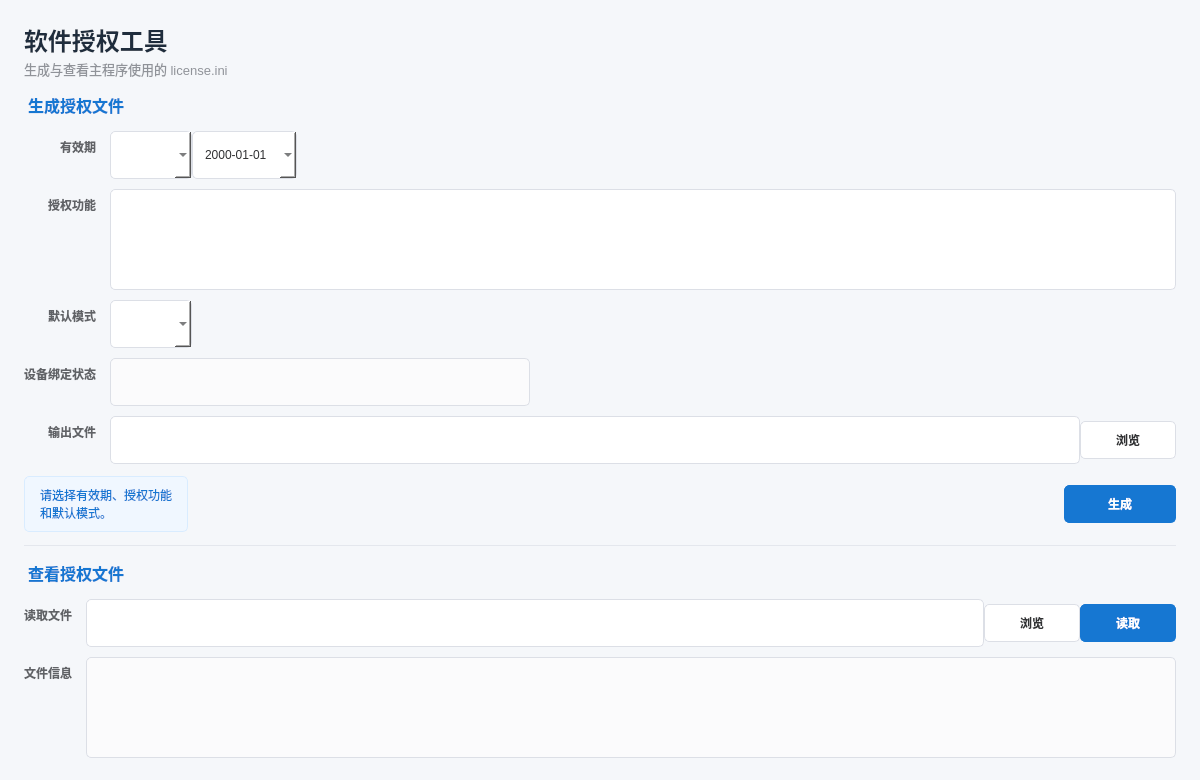
Above: tools/license_tool/widget.ui from GitHub3651/shenyinocr before the change. Below: the same form after it.
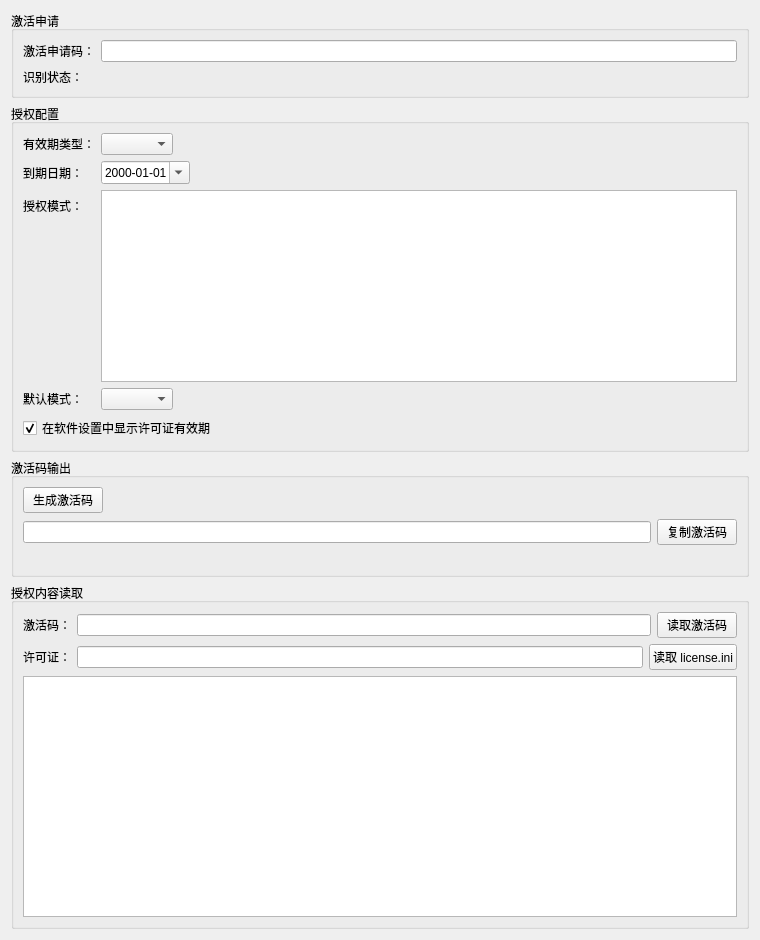
That is the form after the change.

Commit message:
feat: 完成离线激活与许可证授权流程
- 将许可证统一为七行 version=5 格式，保存有效期、授权模式、默认模式、设备绑定、完整设备码和有效期显示授权。

- 实现16位激活申请码与24位激活码协议，包括类型前缀、数字密钥流、Luhn校验、设备摘要、日期编码和授权位字段。

- 新增启动激活对话框，按许可证缺失、无效、到期和设备不匹配显示明确状态，激活成功后直接生成许可证并继续启动。

- 调整 RuntimeGuard 与 ApplicationStartup 调用链，使许可证成为检测默认模式的唯一来源，并保留已保存且仍获授权的模式。

- 在软件设置页按授权显示或隐藏许可证有效期，支持具体日期和长期有效，并保持许可证数据不进入 AppSettings。

- 将 LicenseTool 与主程序源码解耦，在工具内独立实现申请码解析、激活码签发以及激活码和 license.ini 内容读取。

- 统一主程序和 LicenseTool 的申请码、激活码为空格分组显示，输入框自动按每4位格式化，并增加申请码和激活码复制成功提示。

- 更新统一 QSS、工程清单、部署脚本、说明书名称、发布说明、维护指南、功能对照、执行记录和实施方案。

Patch:
```diff
--- a/tools/license_tool/widget.ui
+++ b/tools/license_tool/widget.ui
@@ -6,146 +6,263 @@
    <rect>
     <x>0</x>
     <y>0</y>
-    <width>1200</width>
-    <height>780</height>
+    <width>760</width>
+    <height>940</height>
    </rect>
   </property>
   <property name="minimumSize">
    <size>
-    <width>720</width>
-    <height>700</height>
+    <width>680</width>
+    <height>800</height>
    </size>
   </property>
   <property name="windowTitle">
    <string>软件授权工具</string>
   </property>
-  <property name="styleSheet">
-   <string notr="true">QWidget#Widget {
-    background-color: #f5f7fa;
-    color: #303133;
-    font-family: &quot;Microsoft YaHei&quot;, &quot;Segoe UI&quot;, sans-serif;
-    font-size: 14px;
-}
-
-QLabel { background: transparent; }
-QLabel#titleLabel { color: #1f2d3d; font-size: 24px; font-weight: 700; }
-QLabel#subtitleLabel { color: #909399; font-size: 13px; }
-QLabel#generateSectionLabel, QLabel#readSectionLabel {
-    color: #1677d2; font-size: 16px; font-weight: 700; padding: 2px 0;
-}
-QLabel#expiresLabel, QLabel#featuresLabel, QLabel#defaultModeLabel,
-QLabel#deviceBindingLabel, QLabel#outputLabel, QLabel#datLabel,
-QLabel#licenseInfoLabel { color: #606266; font-weight: 600; }
-
-QLineEdit, QDateEdit, QComboBox, QListWidget, QTextEdit {
-    min-height: 36px;
-    background-color: #ffffff;
-    color: #303133;
-    border: 1px solid #dcdfe6;
-    border-radius: 5px;
-    padding: 5px 10px;
-    selection-background-color: #409eff;
-    selection-color: #ffffff;
-}
-QLineEdit:focus, QDateEdit:focus, QComboBox:focus,
-QListWidget:focus, QTextEdit:focus { border-color: #409eff; }
-QLineEdit:read-only, QTextEdit:read-only { background-color: #fbfbfc; }
-
-QPushButton {
-    min-height: 36px;
-    background-color: #ffffff;
-    color: #303133;
-    border: 1px solid #dcdfe6;
-    border-radius: 5px;
-    padding: 0 16px;
-    font-weight: 600;
-}
-QPushButton:hover { background-color: #ecf5ff; border-color: #409eff; color: #1677d2; }
-QPushButton:pressed { background-color: #d9ecff; border-color: #1677d2; }
-QPushButton#generateButton, QPushButton#readDatButton {
-    background-color: #1677d2; color: #ffffff; border-color: #1677d2;
-}
-QPushButton#generateButton:hover, QPushButton#readDatButton:hover {
-    background-color: #409eff; color: #ffffff; border-color: #409eff;
-}
-QPushButton#generateButton:pressed, QPushButton#readDatButton:pressed {
-    background-color: #0f5fae; border-color: #0f5fae;
-}
-QLabel#statusLabel {
-    color: #1677d2; background-color: #f0f7ff; border: 1px solid #d9ecff;
-    border-radius: 5px; padding: 9px 12px;
-}
-QFrame#line { color: #e4e7ed; }</string>
-  </property>
   <layout class="QVBoxLayout" name="verticalLayout">
-   <property name="spacing"><number>12</number></property>
-   <property name="leftMargin"><number>24</number></property>
-   <property name="topMargin"><number>22</number></property>
-   <property name="rightMargin"><number>24</number></property>
-   <property name="bottomMargin"><number>22</number></property>
    <item>
-    <layout class="QVBoxLayout" name="headerLayout">
-     <property name="spacing"><number>2</number></property>
-     <item><widget class="QLabel" name="titleLabel"><property name="text"><string>软件授权工具</string></property></widget></item>
-     <item><widget class="QLabel" name="subtitleLabel"><property name="text"><string>生成与查看主程序使用的 license.ini</string></property></widget></item>
-    </layout>
+    <widget class="QGroupBox" name="requestGroupBox">
+     <property name="title">
+      <string>激活申请</string>
+     </property>
+     <layout class="QFormLayout" name="requestFormLayout">
+      <property name="fieldGrowthPolicy">
+       <enum>QFormLayout::ExpandingFieldsGrow</enum>
+      </property>
+      <item row="0" column="0">
+       <widget class="QLabel" name="requestCodeLabel">
+        <property name="text">
+         <string>激活申请码：</string>
+        </property>
+       </widget>
+      </item>
+      <item row="0" column="1">
+       <widget class="QLineEdit" name="requestCodeEdit"/>
+      </item>
+      <item row="1" column="0">
+       <widget class="QLabel" name="requestStatusTitleLabel">
+        <property name="text">
+         <string>识别状态：</string>
+        </property>
+       </widget>
+      </item>
+      <item row="1" column="1">
+       <widget class="QLabel" name="requestStatusLabel">
+        <property name="text">
+         <string/>
+        </property>
+        <property name="wordWrap">
+         <bool>true</bool>
+        </property>
+       </widget>
+      </item>
+     </layout>
+    </widget>
    </item>
-   <item><widget class="QLabel" name="generateSectionLabel"><property name="text"><string>生成授权文件</string></property></widget></item>
    <item>
-    <layout class="QFormLayout" name="formLayout">
-     <property name="fieldGrowthPolicy"><enum>QFormLayout::ExpandingFieldsGrow</enum></property>
-     <property name="labelAlignment"><set>Qt::AlignRight|Qt::AlignTrailing|Qt::AlignVCenter</set></property>
-     <property name="horizontalSpacing"><number>14</number></property>
-     <property name="verticalSpacing"><number>10</number></property>
-     <item row="0" column="0"><widget class="QLabel" name="expiresLabel"><property name="text"><string>有效期</string></property></widget></item>
-     <item row="0" column="1">
-      <layout class="QHBoxLayout" name="expiresLayout">
-       <item><widget class="QComboBox" name="expiresTypeComboBox"><property name="maximumSize"><size><width>180</width><height>16777215</height></size></property></widget></item>
-       <item><widget class="QDateEdit" name="expiresEdit"><property name="maximumSize"><size><width>240</width><height>16777215</height></size></property><property name="displayFormat"><string>yyyy-MM-dd</string></property><property name="calendarPopup"><bool>true</bool></property></widget></item>
-       <item><spacer name="expiresSpacer"><property name="orientation"><enum>Qt::Horizontal</enum></property><property name="sizeHint" stdset="0"><size><width>40</width><height>20</height></size></property></spacer></item>
-      </layout>
-     </item>
-     <item row="1" column="0"><widget class="QLabel" name="featuresLabel"><property name="text"><string>授权功能</string></property></widget></item>
-     <item row="1" column="1"><widget class="QListWidget" name="featuresListWidget"><property name="minimumSize"><size><width>0</width><height>130</height></size></property></widget></item>
-     <item row="2" column="0"><widget class="QLabel" name="defaultModeLabel"><property name="text"><string>默认模式</string></property></widget></item>
-     <item row="2" column="1"><widget class="QComboBox" name="defaultModeComboBox"><property name="maximumSize"><size><width>420</width><height>16777215</height></size></property></widget></item>
-     <item row="3" column="0"><widget class="QLabel" name="deviceBindingLabel"><property name="text"><string>设备绑定状态</string></property></widget></item>
-     <item row="3" column="1"><widget class="QLineEdit" name="deviceBindingEdit"><property name="maximumSize"><size><width>420</width><height>16777215</height></size></property><property name="readOnly"><bool>true</bool></property></widget></item>
-     <item row="4" column="0"><widget class="QLabel" name="outputLabel"><property name="text"><string>输出文件</string></property></widget></item>
-     <item row="4" column="1">
-      <layout class="QHBoxLayout" name="outputLayout">
-       <item><widget class="QLineEdit" name="outputEdit"/></item>
-       <item><widget class="QPushButton" name="browseOutputButton"><property name="minimumSize"><size><width>96</width><height>38</height></size></property><property name="text"><string>浏览</string></property></widget></item>
-      </layout>
-     </item>
-    </layout>
+    <widget class="QGroupBox" name="authorizationGroupBox">
+     <property name="title">
+      <string>授权配置</string>
+     </property>
+     <layout class="QFormLayout" name="authorizationFormLayout">
+      <property name="fieldGrowthPolicy">
+       <enum>QFormLayout::ExpandingFieldsGrow</enum>
+      </property>
+      <item row="0" column="0">
+       <widget class="QLabel" name="expiresTypeLabel">
+        <property name="text">
+         <string>有效期类型：</string>
+        </property>
+       </widget>
+      </item>
+      <item row="0" column="1">
+       <widget class="QComboBox" name="expiresTypeComboBox"/>
+      </item>
+      <item row="1" column="0">
+       <widget class="QLabel" name="expiresLabel">
+        <property name="text">
+         <string>到期日期：</string>
+        </property>
+       </widget>
+      </item>
+      <item row="1" column="1">
+       <widget class="QDateEdit" name="expiresEdit">
+        <property name="displayFormat">
+         <string>yyyy-MM-dd</string>
+        </property>
+        <property name="calendarPopup">
+         <bool>true</bool>
+        </property>
+       </widget>
+      </item>
+      <item row="2" column="0">
+       <widget class="QLabel" name="featuresLabel">
+        <property name="text">
+         <string>授权模式：</string>
+        </property>
+       </widget>
+      </item>
+      <item row="2" column="1">
+       <widget class="QListWidget" name="featuresListWidget">
+        <property name="minimumSize">
+         <size>
+          <width>0</width>
+          <height>190</height>
+         </size>
+        </property>
+       </widget>
+      </item>
+      <item row="3" column="0">
+       <widget class="QLabel" name="defaultModeLabel">
+        <property name="text">
+         <string>默认模式：</string>
+        </property>
+       </widget>
+      </item>
+      <item row="3" column="1">
+       <widget class="QComboBox" name="defaultModeComboBox"/>
+      </item>
+      <item row="4" column="0" colspan="2">
+       <widget class="QCheckBox" name="showExpiryCheckBox">
+        <property name="text">
+         <string>在软件设置中显示许可证有效期</string>
+        </property>
+        <property name="checked">
+         <bool>true</bool>
+        </property>
+       </widget>
+      </item>
+     </layout>
+    </widget>
    </item>
    <item>
-    <layout class="QHBoxLayout" name="actionLayout">
-     <item><widget class="QLabel" name="statusLabel"><property name="minimumSize"><size><width>0</width><height>38</height></size></property><property name="text"><string>请选择有效期、授权功能和默认模式。</string></property><property name="wordWrap"><bool>true</bool></property></widget></item>
-     <item><spacer name="horizontalSpacer"><property name="orientation"><enum>Qt::Horizontal</enum></property><property name="sizeHint" stdset="0"><size><width>40</width><height>20</height></size></property></spacer></item>
-     <item><widget class="QPushButton" name="generateButton"><property name="minimumSize"><size><width>112</width><height>38</height></size></property><property name="text"><string>生成</string></property></widget></item>
-    </layout>
+    <widget class="QGroupBox" name="outputGroupBox">
+     <property name="title">
+      <string>激活码输出</string>
+     </property>
+     <layout class="QVBoxLayout" name="outputVerticalLayout">
+      <item>
+       <layout class="QHBoxLayout" name="outputActionLayout">
+        <item>
+         <widget class="QPushButton" name="generateButton">
+          <property name="text">
+           <string>生成激活码</string>
+          </property>
+         </widget>
+        </item>
+        <item>
+         <spacer name="outputHorizontalSpacer">
+          <property name="orientation">
+           <enum>Qt::Horizontal</enum>
+          </property>
+          <property name="sizeHint" stdset="0">
+           <size>
+            <width>40</width>
+            <height>20</height>
+           </size>
+          </property>
+         </spacer>
+        </item>
+       </layout>
+      </item>
+      <item>
+       <layout class="QHBoxLayout" name="activationCodeLayout">
+        <item>
+         <widget class="QLineEdit" name="activationCodeEdit">
+          <property name="readOnly">
+           <bool>true</bool>
+          </property>
+         </widget>
+        </item>
+        <item>
+         <widget class="QPushButton" name="copyActivationButton">
+          <property name="text">
+           <string>复制激活码</string>
+          </property>
+         </widget>
+        </item>
+       </layout>
+      </item>
+      <item>
+       <widget class="QLabel" name="outputStatusLabel">
+        <property name="text">
+         <string/>
+        </property>
+        <property name="wordWrap">
+         <bool>true</bool>
+        </property>
+       </widget>
+      </item>
+     </layout>
+    </widget>
    </item>
-   <item><widget class="QFrame" name="line"><property name="frameShape"><enum>QFrame::HLine</enum></property><property name="frameShadow"><enum>QFrame::Plain</enum></property></widget></item>
-   <item><widget class="QLabel" name="readSectionLabel"><property name="text"><string>查看授权文件</string></property></widget></item>
    <item>
-    <layout class="QFormLayout" name="readFormLayout">
-     <property name="fieldGrowthPolicy"><enum>QFormLayout::ExpandingFieldsGrow</enum></property>
-     <property name="labelAlignment"><set>Qt::AlignRight|Qt::AlignTop|Qt::AlignTrailing</set></property>
-     <property name="horizontalSpacing"><number>14</number></property>
-     <property name="verticalSpacing"><number>10</number></property>
-     <item row="0" column="0"><widget class="QLabel" name="datLabel"><property name="text"><string>读取文件</string></property></widget></item>
-     <item row="0" column="1">
-      <layout class="QHBoxLayout" name="datLayout">
-       <item><widget class="QLineEdit" name="datEdit"/></item>
-       <item><widget class="QPushButton" name="browseDatButton"><property name="minimumSize"><size><width>96</width><height>38</height></size></property><property name="text"><string>浏览</string></property></widget></item>
-       <item><widget class="QPushButton" name="readDatButton"><property name="minimumSize"><size><width>96</width><height>38</height></size></property><property name="text"><string>读取</string></property></widget></item>
-      </layout>
-     </item>
-     <item row="1" column="0"><widget class="QLabel" name="licenseInfoLabel"><property name="text"><string>文件信息</string></property></widget></item>
-     <item row="1" column="1"><widget class="QTextEdit" name="licenseInfoEdit"><property name="minimumSize"><size><width>0</width><height>100</height></size></property><property name="readOnly"><bool>true</bool></property></widget></item>
-    </layout>
+    <widget class="QGroupBox" name="inspectionGroupBox">
+     <property name="title">
+      <string>授权内容读取</string>
+     </property>
+     <layout class="QVBoxLayout" name="inspectionVerticalLayout">
+      <item>
+       <layout class="QHBoxLayout" name="inspectActivationLayout">
+        <item>
+         <widget class="QLabel" name="inspectActivationLabel">
+          <property name="text">
+           <string>激活码：</string>
+          </property>
+         </widget>
+        </item>
+        <item>
+         <widget class="QLineEdit" name="inspectActivationCodeEdit"/>
+        </item>
+        <item>
+         <widget class="QPushButton" name="inspectActivationButton">
+          <property name="text">
+           <string>读取激活码</string>
+          </property>
+         </widget>
+        </item>
+       </layout>
+      </item>
+      <item>
+       <layout class="QHBoxLayout" name="inspectLicenseLayout">
+        <item>
+         <widget class="QLabel" name="licensePathLabel">
+          <property name="text">
+           <string>许可证：</string>
+          </property>
+         </widget>
+        </item>
+        <item>
+         <widget class="QLineEdit" name="licensePathEdit">
+          <property name="readOnly">
+           <bool>true</bool>
+          </property>
+         </widget>
+        </item>
+        <item>
+         <widget class="QPushButton" name="inspectLicenseButton">
+          <property name="text">
+           <string>读取 license.ini</string>
+          </property>
+         </widget>
+        </item>
+       </layout>
+      </item>
+      <item>
+       <widget class="QPlainTextEdit" name="inspectionResultEdit">
+        <property name="minimumSize">
+         <size>
+          <width>0</width>
+          <height>160</height>
+         </size>
+        </property>
+        <property name="readOnly">
+         <bool>true</bool>
+        </property>
+       </widget>
+      </item>
+     </layout>
+    </widget>
    </item>
   </layout>
  </widget>
```
The commit also changes 31 other files.
